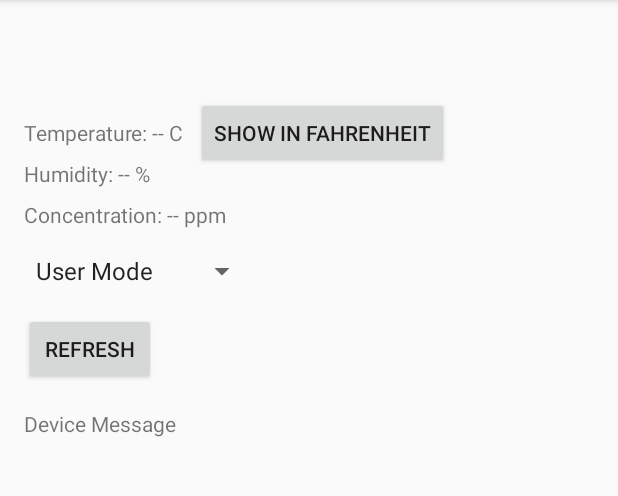
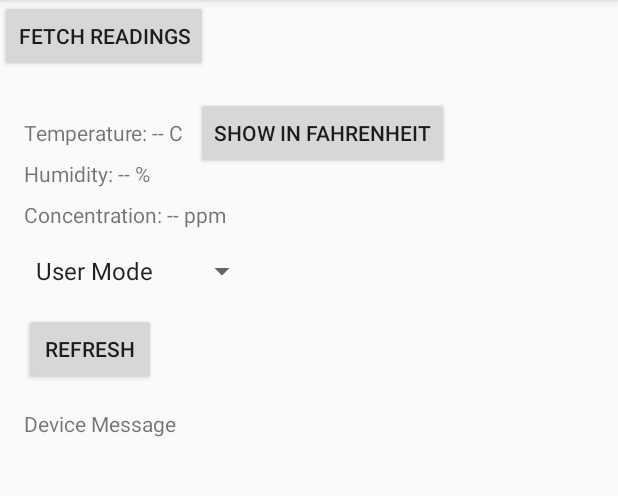
Before and after one commit to y-varde/SmartHomeMonitoringSystem, an Android app: the DeviceDetailActivity screen opened directly, with no data from a screen before it, on a phone screen of 412 x 824 dp, the part 84-580 px from its top. Run offline under Robolectric (Android 15) with nearby library versions, the phone set to English and light mode, and no system bars; 1 statement that could not run was skipped.

Commit message:
added a "Fetch Readings" button for on-demand data retrieval

```diff
--- a/app/src/main/java/com/example/cv/eeepois/DeviceDetailActivity.java
+++ b/app/src/main/java/com/example/cv/eeepois/DeviceDetailActivity.java
@@ -52,6 +52,7 @@ public class DeviceDetailActivity extends AppCompatActivity {
     private Button btnArmSystem;
     private Button btnUpdateSamplingRate;
     private Button btnRefresh;
+    private Button btnFetchReadings;
     private SeekBar seekBarSamplingRate;
     private Spinner modeSpinner;
     private EditText edtTempMinThreshold;
@@ -89,6 +90,7 @@ public class DeviceDetailActivity extends AppCompatActivity {
         btnArmSystem = findViewById(R.id.btnArmSystem);
         btnUpdateSamplingRate = findViewById(R.id.btnUpdateSamplingRate);
         btnRefresh = findViewById(R.id.btnRefresh);
+        btnFetchReadings = findViewById(R.id.btnFetchReadings);
         seekBarSamplingRate = findViewById(R.id.seekBarSamplingRate);
         modeSpinner = findViewById(R.id.mode_spinner);
         edtTempMinThreshold = findViewById(R.id.edtTempMinThreshold);
@@ -128,6 +130,13 @@ public class DeviceDetailActivity extends AppCompatActivity {
             @Override
             public void onClick(View v) {
                 refreshActivity();
+            }
+        });
+
+        btnFetchReadings.setOnClickListener(new View.OnClickListener() {
+            @Override
+            public void onClick(View v) {
+                sendMessageToDevice("F");
             }
         });
 
--- a/app/src/main/res/layout/activity_device_detail.xml
+++ b/app/src/main/res/layout/activity_device_detail.xml
@@ -205,4 +205,12 @@
         android:layout_marginStart="16dp"
         android:layout_marginEnd="16dp" />
 
+    <Button
+        android:id="@+id/btnFetchReadings"
+        android:layout_width="wrap_content"
+        android:layout_height="wrap_content"
+        android:text="Fetch Readings"
+        android:layout_marginTop="16dp"
+        android:layout_gravity="center_horizontal"/>
+
 </android.support.constraint.ConstraintLayout>
```
Also changed, not shown: 1 other file.
